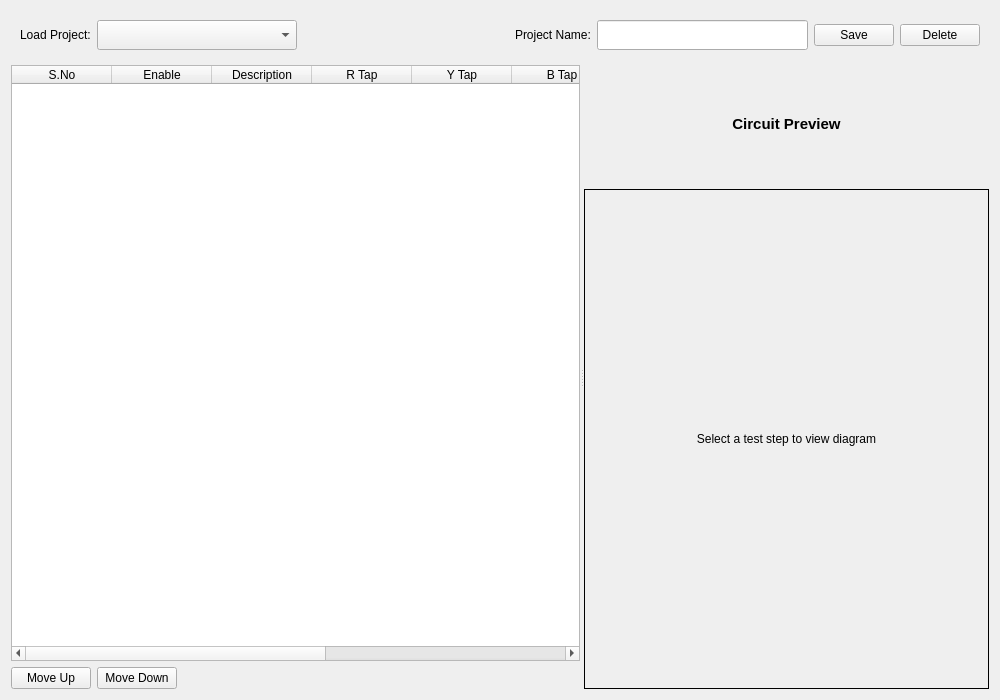
The window that new_ui/forms/project_config.ui (SuryaPrasathB/Comminent-PCB-Tester) describes before a commit, drawn with Qt 5.
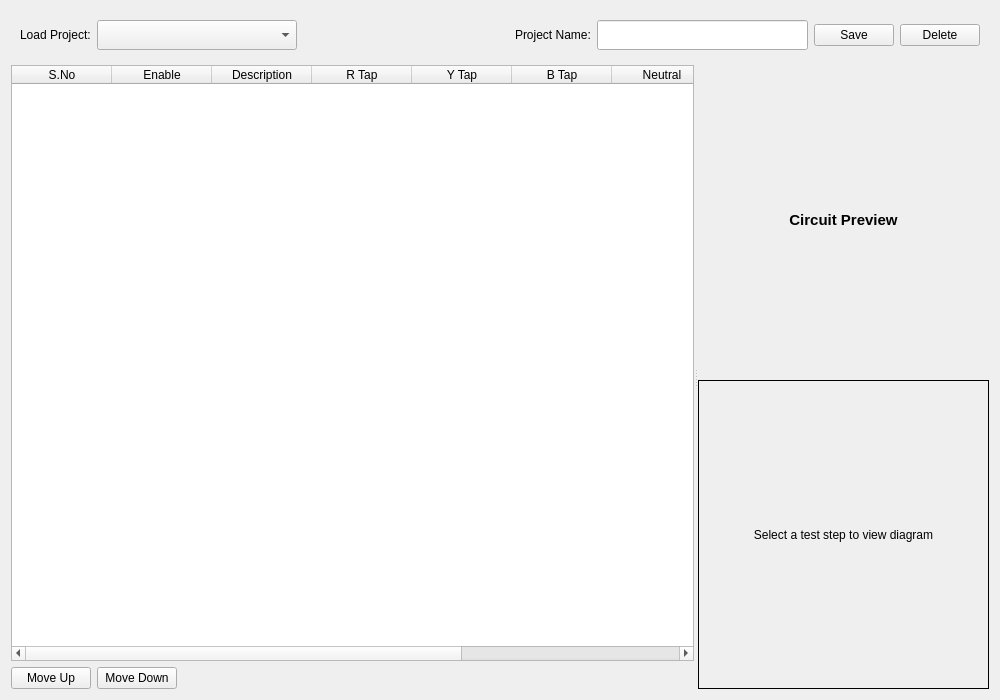
The same window after the commit.

Commit message:
Finalize Project Configuration UI and Circuit Preview
- Disable 'Stretch Last Section' for table header to fix 'Exp I' column width.
- Configure fixed width for all data columns and stretch description column.
- Center circuit diagram and its title.
- Increase circuit diagram resolution to 600 DPI for clarity.
- Adjust splitter stretch factors to prioritize diagram space.
- Ensure diagram label fills vertical space and scales image correctly.

Patch:
```diff
--- a/new_ui/forms/project_config.ui
+++ b/new_ui/forms/project_config.ui
@@ -112,7 +112,7 @@
           <number>9</number>
          </property>
          <attribute name="horizontalHeaderStretchLastSection">
-          <bool>true</bool>
+          <bool>false</bool>
          </attribute>
          <column>
           <property name="text">
@@ -220,11 +220,11 @@
        </item>
        <item>
         <widget class="QLabel" name="label_circuitDiagram">
-         <property name="minimumSize">
-          <size>
-           <width>0</width>
-           <height>500</height>
-          </size>
+         <property name="sizePolicy">
+          <sizepolicy hsizetype="Ignored" vsizetype="Ignored">
+           <horstretch>0</horstretch>
+           <verstretch>0</verstretch>
+          </sizepolicy>
          </property>
          <property name="frameShape">
           <enum>QFrame::Box</enum>
```
The commit also changes 12 other files.
